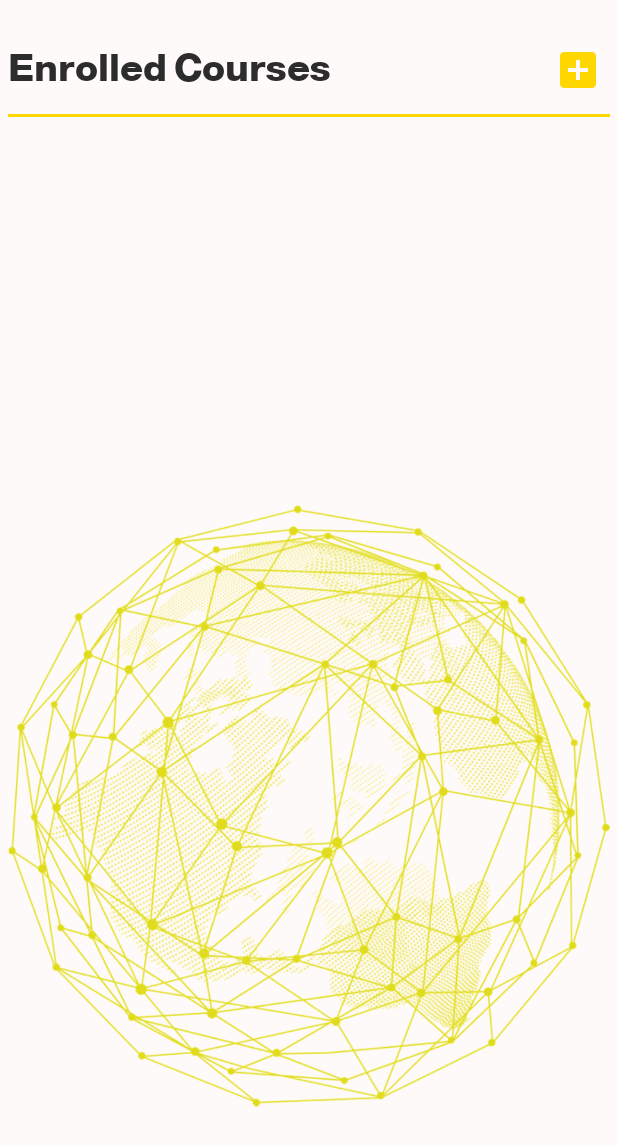
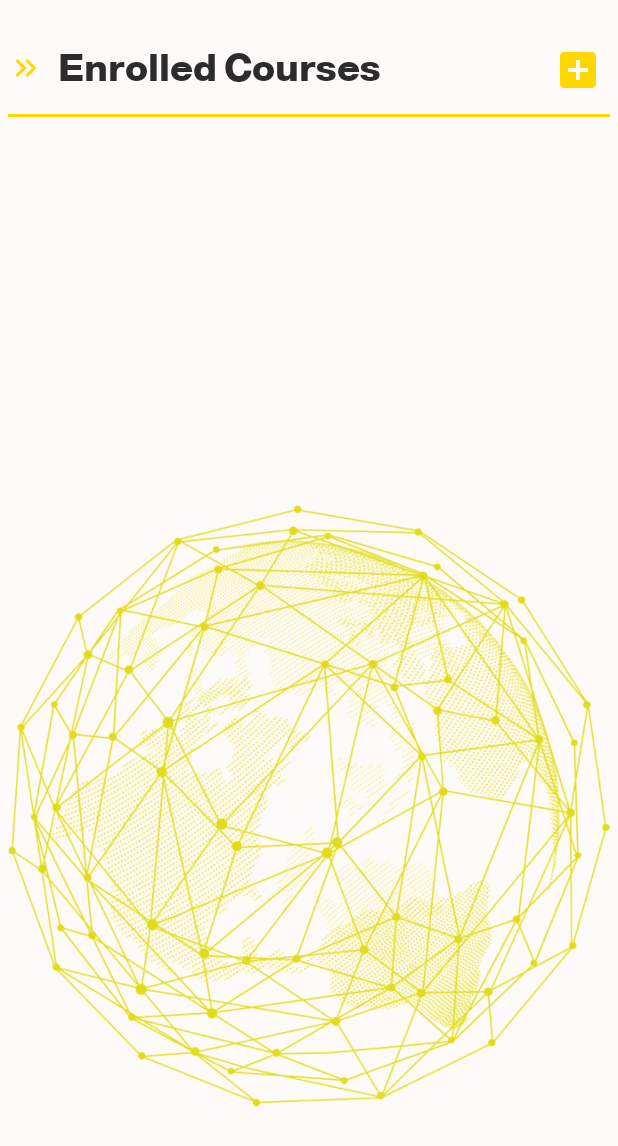
Before and after one commit to mindsoft-project/Mindsoft, an Android app: the StudentHomeFragment screen opened through its navigation route, on a phone screen of 412 x 824 dp. Shown: the top 1146 px of the screen. Run offline under Robolectric (Android 15) with nearby library versions, the light colour scheme and no system bars; our stand-ins replace Firebase (no records; nobody signed in at launch, a user with empty details on screens opened directly), data binding, navigation-ui.

Commit message:
Add new section UI/UX

```diff
--- /dev/null
+++ b/app/src/main/res/drawable/ic_baseline_keyboard_double_arrow_right_24.xml
@@ -0,0 +1,6 @@
+<vector android:height="24dp" android:tint="@color/Gold"
+    android:viewportHeight="24" android:viewportWidth="24"
+    android:width="24dp" xmlns:android="http://schemas.android.com/apk/res/android">
+    <path android:fillColor="@android:color/white" android:pathData="M6.41,6l-1.41,1.41l4.58,4.59l-4.58,4.59l1.41,1.41l6,-6z"/>
+    <path android:fillColor="@android:color/white" android:pathData="M13,6l-1.41,1.41l4.58,4.59l-4.58,4.59l1.41,1.41l6,-6z"/>
+</vector>
--- a/app/src/main/res/layout/fragment_professor_home.xml
+++ b/app/src/main/res/layout/fragment_professor_home.xml
@@ -21,7 +21,9 @@
         android:layout_alignParentStart="true"
         android:layout_alignParentTop="true"
         android:fontFamily="@font/almarai_extra_bold"
-        android:text="Courses"
+        android:text="  Courses"
+        android:drawableLeft="@drawable/ic_baseline_keyboard_double_arrow_right_24"
+
         android:textSize="25sp" />
 
     <ImageView
--- a/app/src/main/res/layout/fragment_student_home.xml
+++ b/app/src/main/res/layout/fragment_student_home.xml
@@ -21,7 +21,8 @@
         android:layout_alignParentStart="true"
         android:layout_marginEnd="20dp"
         android:layout_marginTop="20dp"
-        android:text="Enrolled Courses"
+        android:text="  Enrolled Courses"
+        android:drawableLeft="@drawable/ic_baseline_keyboard_double_arrow_right_24"
         android:textColor="@color/textBackground"
         android:textSize="25sp"
         android:fontFamily="@font/almarai_extra_bold"/>
```
